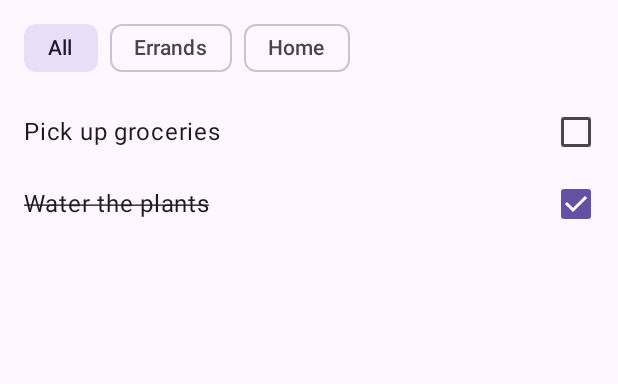
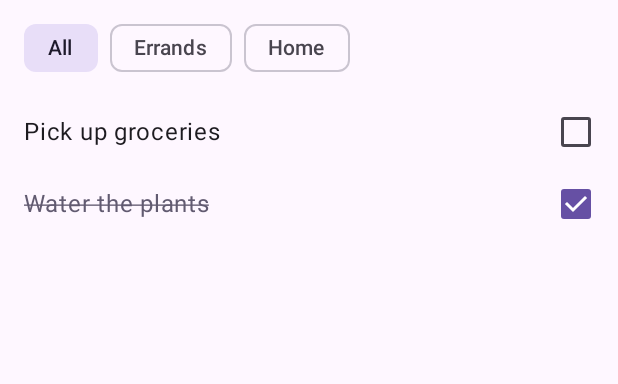
Before and after one commit to linewelder/medus, an Android app built with Jetpack Compose: the @Preview function AllTasksScreenPreview, on a phone screen of 412 x 824 dp. Shown: the top 384 px of the screen. Run offline under Robolectric (Android 15) with nearby library versions, the phone set to English and light mode, and no system bars; libraries missing offline, so code that uses them is left out: androidx.hilt.lifecycle.

Commit message:
Make completed tasks gray

```diff
--- a/app/src/main/java/io/github/linewelder/medus/ui/components/TaskListItem.kt
+++ b/app/src/main/java/io/github/linewelder/medus/ui/components/TaskListItem.kt
@@ -6,6 +6,7 @@ import androidx.compose.foundation.selection.*
 import androidx.compose.material3.*
 import androidx.compose.runtime.*
 import androidx.compose.ui.*
+import androidx.compose.ui.graphics.Color
 import androidx.compose.ui.res.*
 import androidx.compose.ui.semantics.*
 import androidx.compose.ui.text.style.*
@@ -31,6 +32,7 @@ fun TaskListItem(task: Task, onEdit: () -> Unit, onCompletedChange: (Boolean) ->
                 .padding(start = 16.dp, top = 12.dp, bottom = 12.dp),
             style = MaterialTheme.typography.bodyLarge,
             textDecoration = if (completed) TextDecoration.LineThrough else null,
+            color = if (completed) MaterialTheme.colorScheme.secondary else Color.Unspecified,
         )
         val completionLabel = stringResource(R.string.task_completion_for_title, task.title)
         Box(
```
